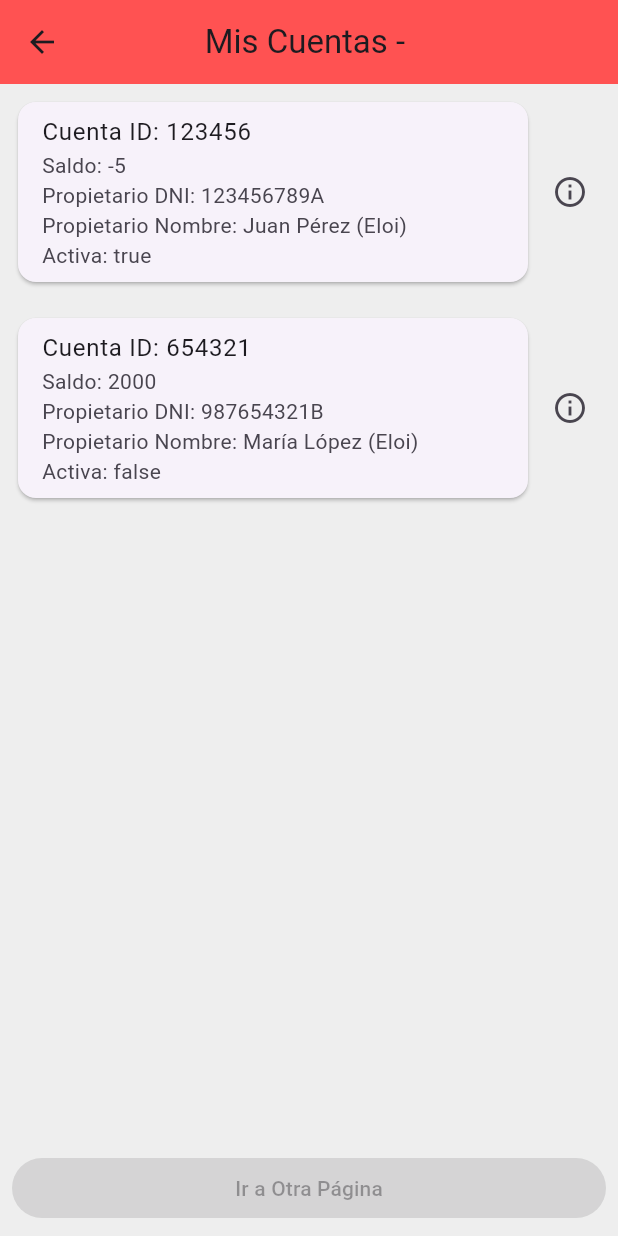
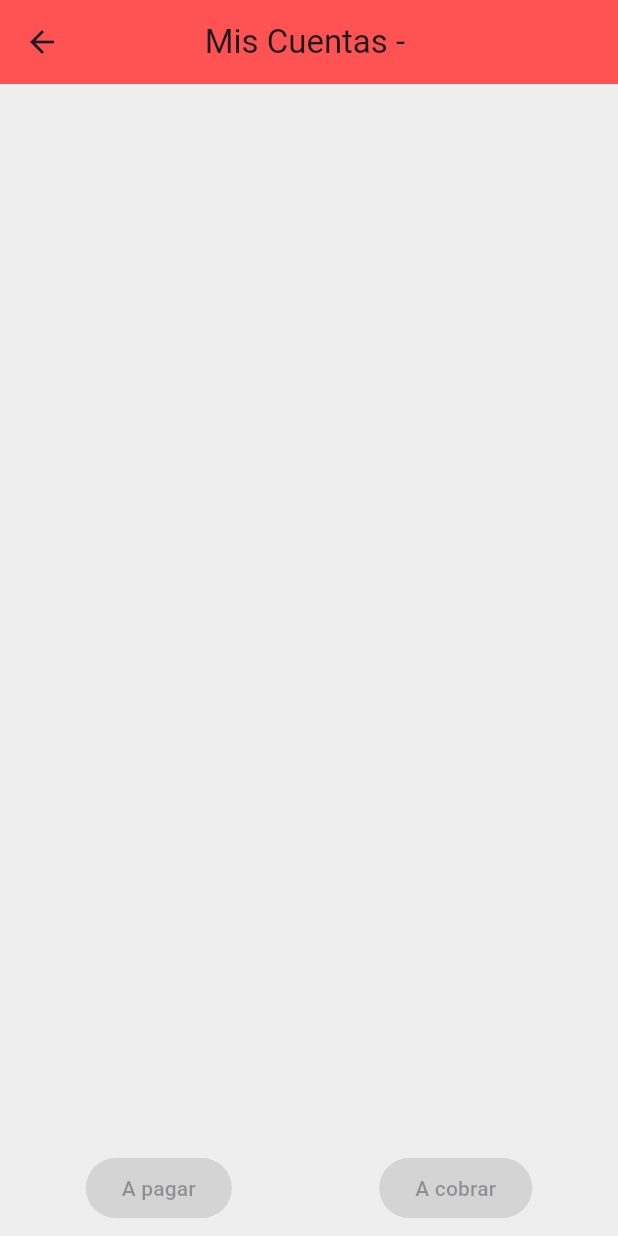
Before and after one commit to WulinSudan/PFG-code-, a Flutter app: the MainPage screen opened directly with empty values, on a phone screen of 412 x 824 dp. Run offline on Flutter 3.47's test engine with Material 3 defaults, Android fonts, the phone set to English and light mode, and no system bars; our stand-ins replace graphql_flutter, qr_flutter; missing offline and left inert: qr_code_scanner; network calls fail.

Commit message:
client: corregir mainpage, un cop seleccionar un compte, hi haurà dues opcions, a cobrar o a pagar(saldo positiu)

```diff
--- a/client/lib/pages/mainpage.dart
+++ b/client/lib/pages/mainpage.dart
@@ -16,18 +16,13 @@ class MainPage extends StatefulWidget {
 }
 
 class _MainPageState extends State<MainPage> {
-  bool selectAll = false;
   String? userName;
   String? dni;
   List<dynamic> list_accounts = [];
   int? contador = 1;
-  int selectedAccountIndex = -1;
+  int? selectedAccountIndex;
 
-  List<Account> accounts = [
-    Account(ownerDni: '123456789A', ownerName: 'Juan Pérez (Eloi)', numberAccount: '123456', balance: -5, active: true),
-    Account(ownerDni: '987654321B', ownerName: 'María López (Eloi)', numberAccount: '654321', balance: 2000, active: false),
-    // Agrega más cuentas si es necesario
-  ];
+  List<Account> accounts = [];
 
   @override
   void initState() {
@@ -120,19 +115,9 @@ class _MainPageState extends State<MainPage> {
           final account = accounts[index];
           return GestureDetector(
             onTap: () {
-              if (account.balance > 0) {
               setState(() {
-                  if (selectedAccountIndex == index) {
-                    // Si la cuenta ya está seleccionada, deseleccionarla
-                    selectedAccountIndex = -1;
-                  } else {
-                    // Si no, seleccionar la cuenta y deseleccionar todas las demás
                 selectedAccountIndex = index;
-                  }
               });
-              } else {
-                // No hagas nada si el saldo de la cuenta es 0 o menos
-              }
             },
             child: Container(
               color: selectedAccountIndex == index ? Colors.blue : Colors.transparent, // Cambiar el color de fondo según si la cuenta está seleccionada o no
@@ -180,15 +165,50 @@ class _MainPageState extends State<MainPage> {
       ),
       bottomNavigationBar: Padding(
         padding: const EdgeInsets.all(8.0),
-        child: ElevatedButton(
-          onPressed: selectedAccountIndex != -1 ? () {
+        child: Row(
+          mainAxisAlignment: MainAxisAlignment.spaceAround,
+          children: [
+            ElevatedButton(
+              onPressed: selectedAccountIndex != null && accounts[selectedAccountIndex!].balance > 0 ? () {
                 Navigator.pushNamed(
                   context,
                   '/qrmainpage',
                   arguments: {'accessToken': widget.accessToken},
                 );
-          } : null, // Deshabilitar el botón si no hay ninguna cuenta seleccionada
-          child: Text('Ir a Otra Página'),
+              } : null,
+              style: ButtonStyle(
+                backgroundColor: MaterialStateProperty.resolveWith<Color?>(
+                      (Set<MaterialState> states) {
+                    if (states.contains(MaterialState.disabled)) {
+                      return null; // Use the default color.
+                    }
+                    return Colors.green; // Use the green color when enabled.
+                  },
+                ),
+              ),
+              child: Text('A pagar'),
+            ),
+            ElevatedButton(
+              onPressed: selectedAccountIndex != null ? () {
+                Navigator.pushNamed(
+                  context,
+                  '/qrmainpage',
+                  arguments: {'accessToken': widget.accessToken},
+                );
+              } : null,
+              style: ButtonStyle(
+                backgroundColor: MaterialStateProperty.resolveWith<Color?>(
+                      (Set<MaterialState> states) {
+                    if (states.contains(MaterialState.disabled)) {
+                      return null; // Use the default color.
+                    }
+                    return Colors.green; // Use the green color when enabled.
+                  },
+                ),
+              ),
+              child: Text('A cobrar'),
+            ),
+          ],
         ),
       ),
     );
```
Lines whose indentation alone changed are shown as unchanged.
